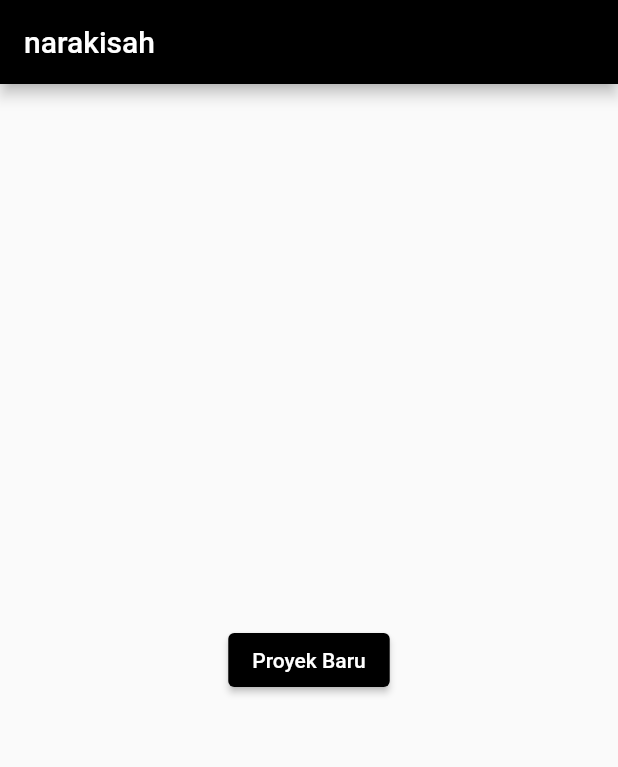
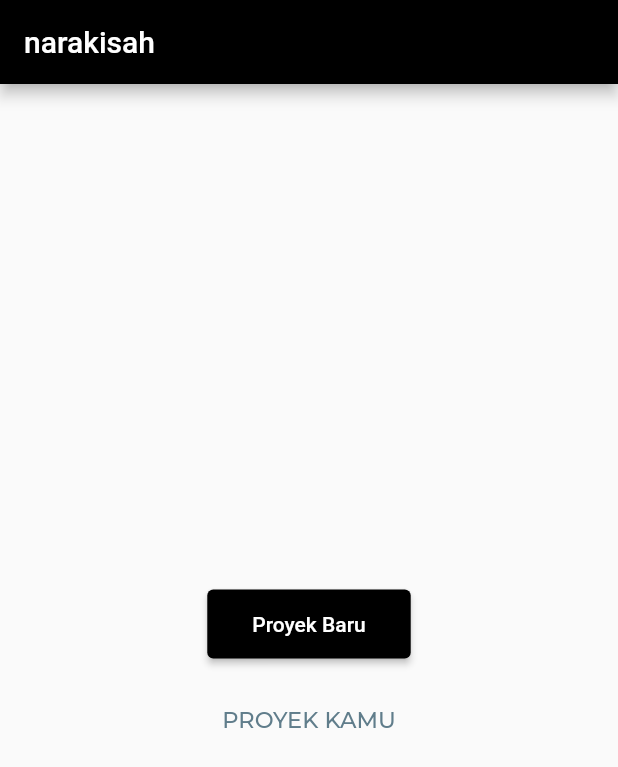
Before and after one commit to Zammil00/flutter_video_editing, a Flutter app: the screen it shows after launch, on a phone screen of 412 x 824 dp. Shown: the top 767 px of the screen. Run offline on Flutter 3.47's test engine with Material 3 defaults, Android fonts, the phone set to English and light mode, and no system bars; our stand-ins replace google_fonts.

Commit message:
Update UI Home Screen

```diff
--- a/lib/features/home/presentation/home_screen.dart
+++ b/lib/features/home/presentation/home_screen.dart
@@ -1,4 +1,5 @@
 import 'package:flutter/material.dart';
+import 'package:google_fonts/google_fonts.dart';
 import 'package:labil_video_editing/features/editor/presentation/video_editor_screen.dart';
 
 class HomeScreen extends StatelessWidget {
@@ -13,9 +14,13 @@ class HomeScreen extends StatelessWidget {
 
       ),
       body: Center(
-        child: ElevatedButton(
+        child: Column(
+          mainAxisAlignment: MainAxisAlignment.center,
+          children: [
+            ElevatedButton(
                 style: ElevatedButton.styleFrom(
                   backgroundColor: Colors.black,
+                  padding: EdgeInsets.symmetric(horizontal: 30, vertical: 15)
                 ),
                 onPressed: (){
                   Navigator.push(
@@ -26,6 +31,14 @@ class HomeScreen extends StatelessWidget {
                 },
                 child: Text('Proyek Baru'),
             ),
+            SizedBox(height: 30,),
+            Text("PROYEK KAMU", style: GoogleFonts.montserrat(
+              fontSize: 15,
+              fontWeight: FontWeight.w500,
+              color: Colors.blueGrey,)
+            ),
+          ],
+        ),
       ),
     );
   }
--- a/pubspec.yaml
+++ b/pubspec.yaml
@@ -37,9 +37,11 @@ dependencies:
   image_picker: ^1.1.2
   video_player: ^2.9.3
   video_editor: ^3.0.0
-  ffmpeg_kit_flutter: ^6.0.3
+  media_kit: ^1.1.11
   path_provider: ^2.1.5
   google_fonts: ^6.0.0
+  video_thumbnail: ^0.5.3
+
 
 
 dev_dependencies:
```
Also changed, not shown: pubspec.lock, 1 other file. Lines whose indentation alone changed are shown as unchanged.
